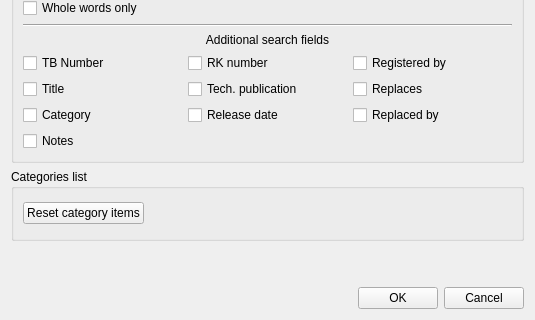
Old version of the form UI/DlgSettings.ui in the repository Folco68/TBI; both pictures show x 0 to 535 and y 213 to 533 of the 535 by 533 pixel window.
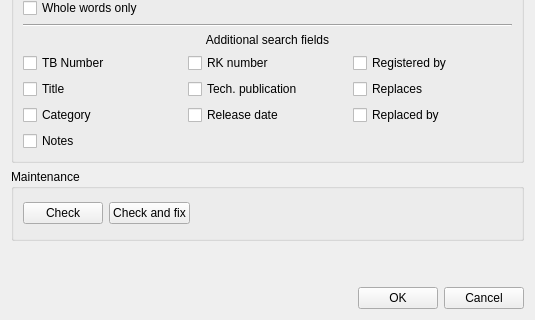
New version of the form.

Commit message: - added cleaning in Maintenance routines - fixed typos here and there

Diff of the .ui file:
```diff
--- a/UI/DlgSettings.ui
+++ b/UI/DlgSettings.ui
@@ -211,7 +211,7 @@
    <item>
     <widget class="QGroupBox" name="BoxCategories">
      <property name="title">
-      <string>Categories list</string>
+      <string>Maintenance</string>
      </property>
      <layout class="QVBoxLayout" name="verticalLayout">
       <item>
@@ -219,12 +219,19 @@
         <item>
          <widget class="QPushButton" name="ButtonClearCategories">
           <property name="text">
-           <string>Reset category items</string>
+           <string>Check</string>
           </property>
          </widget>
         </item>
         <item>
-         <spacer name="HSpacerCategories2">
+         <widget class="QPushButton" name="ButtonCheckAndFix">
+          <property name="text">
+           <string>Check and fix</string>
+          </property>
+         </widget>
+        </item>
+        <item>
+         <spacer name="HSpacerMaintenance2">
           <property name="orientation">
            <enum>Qt::Orientation::Horizontal</enum>
           </property>
```
Left out of the diff: 8 changed lines with no effect on the pictures. The commit also changes 22 other files.
